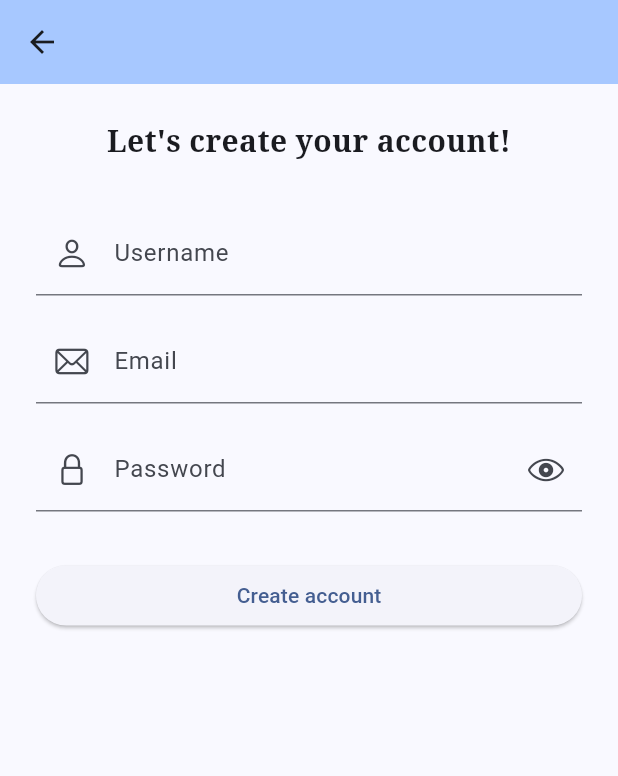
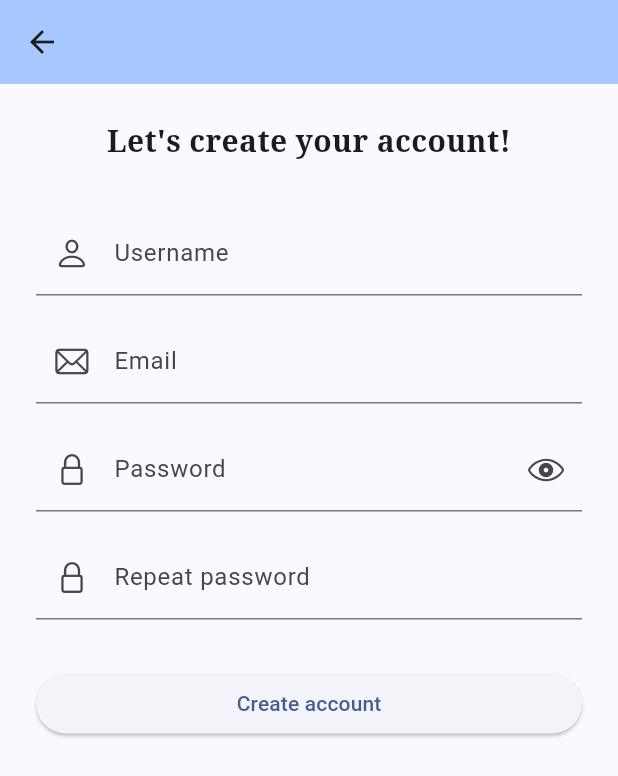
Before and after one commit to do-ko/waste_not, a Flutter app: the RegisterView screen opened by its route, on a phone screen of 412 x 824 dp. Shown: the top 776 px of the screen. Run offline on Flutter 3.47's test engine with Material 3 defaults, Android fonts, the phone set to English and light mode, and no system bars; our stand-ins replace cloud_firestore, firebase_auth, firebase_core, firebase_storage, flutter_native_splash, flutter_svg and 2 more; accounts and stored records are empty.

Commit message:
Added repeat password in register and validation messages on login and register

```diff
--- a/lib/controllers/page_controllers/signup.dart
+++ b/lib/controllers/page_controllers/signup.dart
@@ -2,6 +2,7 @@ import 'package:flutter/cupertino.dart';
 import 'package:get/get.dart';
 import 'package:get_storage/get_storage.dart';
 import 'package:waste_not/controllers/page_controllers/auth.dart';
+import 'package:waste_not/controllers/shared/validator.dart';
 
 import '../../models/user.dart';
 import '../model_controllers/user.dart';
@@ -12,11 +13,20 @@ class SignupController extends GetxController {
   final hidePassword = true.obs;
   final TextEditingController email = TextEditingController();
   final TextEditingController password = TextEditingController();
+  final TextEditingController repeatPassword = TextEditingController();
   final TextEditingController username = TextEditingController();
   GlobalKey<FormState> signupFormKey = GlobalKey<FormState>();
   final deviceStorage = GetStorage();
 
   Future<void> signUp() async {
+    String? message = CustomValidator.validateRegisterForm(
+        username.text, email.text, password.text, repeatPassword.text);
+
+    if (message != null) {
+      Get.snackbar("Form error", message);
+      return;
+    }
+
     try {
       final userCredential = await AuthController.instance
           .register(email.text.trim(), password.text.trim());
@@ -37,7 +47,7 @@ class SignupController extends GetxController {
 
       Get.offAllNamed("/home");
     } catch (e) {
-      Get.snackbar("Error", "Sign up failed. Please try again.");
+      Get.snackbar("Error", message ?? "Sign up failed. Please try again.");
     }
   }
 }
--- a/lib/controllers/shared/validator.dart
+++ b/lib/controllers/shared/validator.dart
@@ -1,8 +1,43 @@
 class CustomValidator {
-  static String? validateEmptyText(String? fieldName, String? value){
+  static String? validateRegisterForm(String? username, String? email,
+      String? password, String? repeatPassword) {
+    String? result;
+    result = result ?? validateUsername(username);
+    result = result ?? validateEmail(email);
+    result = result ?? validatePassword(password);
+    result = result ?? validateRepeatPassword(repeatPassword, password ?? '');
+
+    return result;
+  }
+
+  static String? validateLoginForm(String? email, String? password) {
+    String? result;
+    result = result ?? validateFieldNotEmpty("Email", email);
+    result = result ?? validateFieldNotEmpty("Password", password);
+
+    return result;
+  }
+
+  static String? validateFieldNotEmpty(String? fieldName, String? value) {
     if (value == null || value.isEmpty) {
       return '$fieldName is required.';
     }
+
+    return null;
+  }
+
+  static String? validateUsername(String? value) {
+    if (value == null || value.isEmpty) {
+      return "Username is required.";
+    }
+
+    // if (value.length < 3) {
+    //   return "Username must be at least 3 characters long.";
+    // }
+    //
+    // if (value.contains(RegExp(r'[!@#$%^&*(),?":{}|<>]'))) {
+    //   return "Username must not contain special characters.";
+    // }
 
     return null;
   }
@@ -12,7 +47,7 @@ class CustomValidator {
       return "Email is required.";
     }
 
-    final emailRegExp = RegExp(r'^[\w-\.]+@([\w-]+\.)+[\w-]{2,4}$');
+    final emailRegExp = RegExp(r'^[\w-.]+@([\w-]+\.)+[\w-]{2,4}$');
 
     if (!emailRegExp.hasMatch(value)) {
       return "Invalid email address.";
@@ -25,22 +60,34 @@ class CustomValidator {
       return "Password is required.";
     }
 
-    if (value.length < 6){
+    if (value.length < 6) {
       return "Password must be at least 6 characters long.";
     }
 
-    if (!value.contains(RegExp(r'[A-Z]'))){
+    if (!value.contains(RegExp(r'[A-Z]'))) {
       return "Password must contain at least one uppercase letter.";
     }
 
-    if (!value.contains(RegExp(r'[0-9]'))){
+    if (!value.contains(RegExp(r'[0-9]'))) {
       return "Password must contain at least one number.";
     }
 
-    if (!value.contains(RegExp(r'[!@#$%^&*(),.?":{}|<>]'))){
+    if (!value.contains(RegExp(r'[!@#$%^&*(),.?":{}|<>]'))) {
       return "Password must contain at least special character.";
     }
 
     return null;
   }
+
+  static String? validateRepeatPassword(String? value, String password) {
+    if (value == null || value.isEmpty) {
+      return "Repeat password is required.";
+    }
+
+    if (value != password) {
+      return "Passwords don't match.";
+    }
+
+    return null;
+  }
 }
--- a/lib/views/edit_account.dart
+++ b/lib/views/edit_account.dart
@@ -39,8 +39,9 @@ class EditAccountView extends StatelessWidget {
                       child: TextFormField(
                         controller:
                             editAccountController.usernameTextController,
-                        validator: (value) => CustomValidator.validateEmptyText(
-                            "Username", value),
+                        validator: (value) =>
+                            CustomValidator.validateFieldNotEmpty(
+                                "Username", value),
                         decoration: const InputDecoration(
                           labelText: "Username",
                           labelStyle: TextStyle(
--- a/lib/views/login.dart
+++ b/lib/views/login.dart
@@ -56,7 +56,7 @@ class LoginView extends StatelessWidget {
                                     !controller.hidePassword.value,
                                 icon: Icon(controller.hidePassword.value
                                     ? CupertinoIcons.eye
-                                    : CupertinoIcons.eye_fill)),
+                                    : CupertinoIcons.eye_slash)),
                           )),
                       const SizedBox(
                         height: 8,
--- a/lib/views/register.dart
+++ b/lib/views/register.dart
@@ -9,7 +9,8 @@ class RegisterView extends StatelessWidget {
 
   @override
   Widget build(BuildContext context) {
-    final controller = Get.put(SignupController());
+    final SignupController controller = Get.put(SignupController());
+
     return Scaffold(
       appBar: AppBar(),
       body: SingleChildScrollView(
@@ -36,8 +37,8 @@ class RegisterView extends StatelessWidget {
                           prefixIcon: Icon(CupertinoIcons.person),
                         ),
                         controller: controller.username,
-                        validator: (value) => CustomValidator.validateEmptyText(
-                            "Username", value),
+                        validator: (value) =>
+                            CustomValidator.validateUsername(value),
                       ),
                       const SizedBox(
                         height: 16,
@@ -68,8 +69,23 @@ class RegisterView extends StatelessWidget {
                                     !controller.hidePassword.value,
                                 icon: Icon(controller.hidePassword.value
                                     ? CupertinoIcons.eye
-                                    : CupertinoIcons.eye_fill)),
+                                    : CupertinoIcons.eye_slash)),
                           ),
+                        ),
+                      ),
+                      const SizedBox(
+                        height: 16,
+                      ),
+                      Obx(
+                        () => TextFormField(
+                          obscureText: controller.hidePassword.value,
+                          controller: controller.repeatPassword,
+                          validator: (value) =>
+                              CustomValidator.validateRepeatPassword(
+                                  value, controller.password.text),
+                          decoration: const InputDecoration(
+                              labelText: "Repeat password",
+                              prefixIcon: Icon(CupertinoIcons.lock)),
                         ),
                       )
                     ],
@@ -80,7 +96,7 @@ class RegisterView extends StatelessWidget {
               SizedBox(
                 width: double.infinity,
                 child: ElevatedButton(
-                    onPressed: () => {controller.signUp()},
+                    onPressed: () => controller.signUp(),
                     child: const Text("Create account")),
               )
             ],
```
Also changed, not shown: lib/controllers/page_controllers/login.dart (+10 -1 lines), lib/views/add_product.dart (+5 -3 lines).
